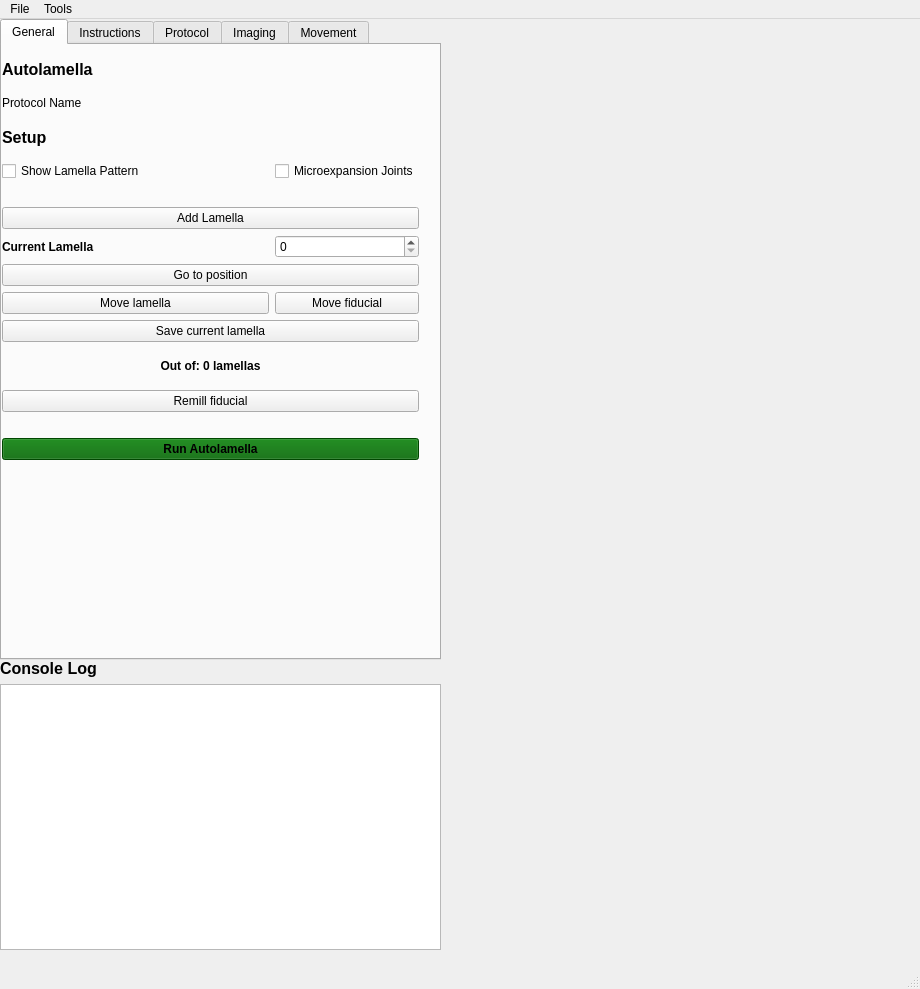
Above: autolamella/ui/UI.ui from DeMarcoLab/autolamella before the change. Below: the same form after it.
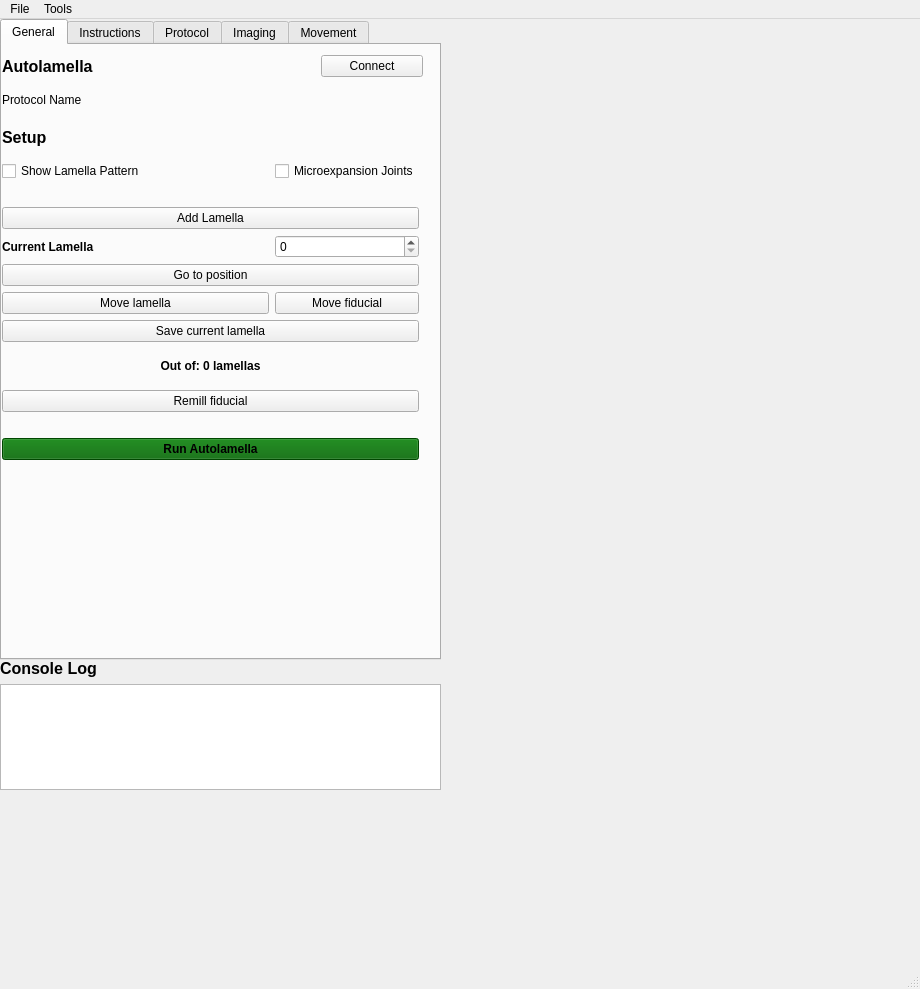
That is the form after the change.

What changed in the file:
```diff
--- a/autolamella/ui/UI.ui
+++ b/autolamella/ui/UI.ui
@@ -29,7 +29,7 @@
       <x>0</x>
       <y>640</y>
       <width>441</width>
-      <height>291</height>
+      <height>131</height>
      </rect>
     </property>
     <layout class="QVBoxLayout" name="verticalLayout_2">
@@ -48,7 +48,14 @@
       </widget>
      </item>
      <item>
-      <widget class="QPlainTextEdit" name="log_txt"/>
+      <widget class="QPlainTextEdit" name="log_txt">
+       <property name="verticalScrollBarPolicy">
+        <enum>Qt::ScrollBarAsNeeded</enum>
+       </property>
+       <property name="horizontalScrollBarPolicy">
+        <enum>Qt::ScrollBarAlwaysOff</enum>
+       </property>
+      </widget>
      </item>
     </layout>
    </widget>
@@ -73,18 +80,11 @@
        <rect>
         <x>0</x>
         <y>10</y>
-        <width>321</width>
+        <width>421</width>
         <height>61</height>
        </rect>
       </property>
       <layout class="QGridLayout" name="gridLayout_2">
-       <item row="1" column="0">
-        <widget class="QLabel" name="label_8">
-         <property name="text">
-          <string>Protocol Name</string>
-         </property>
-        </widget>
-       </item>
        <item row="0" column="1" colspan="2">
         <widget class="QLabel" name="microscope_status">
          <property name="font">
@@ -125,6 +125,20 @@
          </property>
         </widget>
        </item>
+       <item row="1" column="0">
+        <widget class="QLabel" name="label_8">
+         <property name="text">
+          <string>Protocol Name</string>
+         </property>
+        </widget>
+       </item>
+       <item row="0" column="3">
+        <widget class="QPushButton" name="microscope_button">
+         <property name="text">
+          <string>Connect</string>
+         </property>
+        </widget>
+       </item>
       </layout>
      </widget>
      <widget class="QWidget" name="gridLayoutWidget">
```
